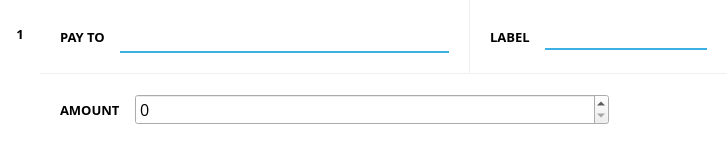
First picture: the form in src/qt/forms/sendcoinsentry.ui, repository aurovine/AudioCoin, before the edit.
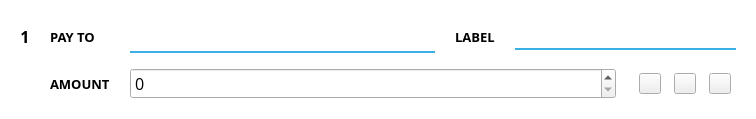
Second picture: the form after the edit. Icons and pictures are not drawn. Custom widgets are drawn as their Qt base class.

Commit message: changes overall button design and fixes minor ui discrepancies

Patch:
```diff
--- a/src/qt/forms/sendcoinsentry.ui
+++ b/src/qt/forms/sendcoinsentry.ui
@@ -6,8 +6,8 @@
    <rect>
     <x>0</x>
     <y>0</y>
-    <width>727</width>
-    <height>136</height>
+    <width>756</width>
+    <height>108</height>
    </rect>
   </property>
   <property name="sizePolicy">
@@ -20,8 +20,8 @@
    <string>Form</string>
   </property>
   <property name="styleSheet">
-   <string notr="true">QLineEdit { border: none; border-bottom: 2px solid #3cb0e5; padding: 3px 5px; background: transparent; }
-QToolButton { border: none; }</string>
+   <string notr="true">#SendCoinsEntry { background-color: white; }
+QLineEdit { border: none; border-bottom: 2px solid #3cb0e5; padding: 3px 5px; background: transparent; }</string>
   </property>
   <property name="frameShape">
    <enum>QFrame::NoFrame</enum>
@@ -32,171 +32,29 @@
   <property name="lineWidth">
    <number>0</number>
   </property>
-  <layout class="QHBoxLayout" name="horizontalLayout_2" stretch="0,1">
-   <property name="spacing">
-    <number>0</number>
-   </property>
+  <layout class="QGridLayout" name="gridLayout" columnstretch="0,0,3,0,1,1">
    <property name="sizeConstraint">
     <enum>QLayout::SetMinimumSize</enum>
    </property>
    <property name="leftMargin">
-    <number>0</number>
+    <number>20</number>
    </property>
    <property name="topMargin">
-    <number>0</number>
+    <number>20</number>
    </property>
    <property name="rightMargin">
-    <number>0</number>
+    <number>20</number>
    </property>
    <property name="bottomMargin">
-    <number>0</number>
-   </property>
-   <item>
-    <widget class="QWidget" name="countWidget" native="true">
-     <property name="styleSheet">
-      <string notr="true">#countWidget { background-color: white; }
-</string>
-     </property>
-     <layout class="QVBoxLayout" name="countWidgetLayout">
-      <property name="spacing">
-       <number>10</number>
-      </property>
-      <property name="leftMargin">
-       <number>10</number>
-      </property>
-      <property name="topMargin">
        <number>20</number>
       </property>
-      <property name="rightMargin">
-       <number>10</number>
-      </property>
-      <property name="bottomMargin">
+   <property name="horizontalSpacing">
        <number>20</number>
       </property>
-      <item>
-       <widget class="QLabel" name="countLabel">
-        <property name="minimumSize">
-         <size>
-          <width>0</width>
-          <height>28</height>
-         </size>
-        </property>
-        <property name="font">
-         <font>
-          <family>Montserrat</family>
-          <pointsize>10</pointsize>
-          <weight>75</weight>
-          <bold>true</bold>
-         </font>
-        </property>
-        <property name="text">
-         <string>1</string>
-        </property>
-        <property name="alignment">
-         <set>Qt::AlignCenter</set>
-        </property>
-        <property name="margin">
-         <number>5</number>
-        </property>
-       </widget>
-      </item>
-      <item>
-       <spacer name="verticalSpacer">
-        <property name="orientation">
-         <enum>Qt::Vertical</enum>
-        </property>
-        <property name="sizeHint" stdset="0">
-         <size>
-          <width>20</width>
-          <height>0</height>
-         </size>
-        </property>
-       </spacer>
-      </item>
-     </layout>
-    </widget>
-   </item>
-   <item>
-    <layout class="QVBoxLayout" name="verticalLayout_2" stretch="0,0">
-     <property name="spacing">
-      <number>1</number>
-     </property>
-     <item>
-      <widget class="QWidget" name="recipientWidget" native="true">
-       <layout class="QHBoxLayout" name="horizontalLayout" stretch="5,3">
-        <property name="spacing">
-         <number>1</number>
-        </property>
-        <property name="leftMargin">
-         <number>0</number>
-        </property>
-        <property name="topMargin">
-         <number>0</number>
-        </property>
-        <property name="rightMargin">
-         <number>0</number>
-        </property>
-        <property name="bottomMargin">
-         <number>0</number>
-        </property>
-        <item>
-         <widget class="QWidget" name="payeeWidget" native="true">
-          <property name="styleSheet">
-           <string notr="true">#payeeWidget { background-color: white; }</string>
-          </property>
-          <layout class="QHBoxLayout" name="horizontalLayout_3" stretch="0,1">
-           <property name="spacing">
+   <property name="verticalSpacing">
             <number>15</number>
            </property>
-           <property name="leftMargin">
-            <number>20</number>
-           </property>
-           <property name="topMargin">
-            <number>20</number>
-           </property>
-           <property name="rightMargin">
-            <number>20</number>
-           </property>
-           <property name="bottomMargin">
-            <number>20</number>
-           </property>
-           <item>
-            <widget class="QLabel" name="payToLabel">
-             <property name="sizePolicy">
-              <sizepolicy hsizetype="Preferred" vsizetype="Preferred">
-               <horstretch>0</horstretch>
-               <verstretch>0</verstretch>
-              </sizepolicy>
-             </property>
-             <property name="minimumSize">
-              <size>
-               <width>0</width>
-               <height>0</height>
-              </size>
-             </property>
-             <property name="maximumSize">
-              <size>
-               <width>16777215</width>
-               <height>16777215</height>
-              </size>
-             </property>
-             <property name="font">
-              <font>
-               <family>Montserrat</family>
-               <pointsize>10</pointsize>
-               <weight>75</weight>
-               <bold>true</bold>
-              </font>
-             </property>
-             <property name="text">
-              <string>PAY TO</string>
-             </property>
-             <property name="alignment">
-              <set>Qt::AlignLeading|Qt::AlignLeft|Qt::AlignVCenter</set>
-             </property>
-            </widget>
-           </item>
-           <item>
+   <item row="0" column="2">
             <widget class="QValidatedLineEdit" name="payTo">
              <property name="baseSize">
               <size>
@@ -218,31 +76,28 @@
              </property>
             </widget>
            </item>
-          </layout>
-         </widget>
-        </item>
-        <item>
-         <widget class="QWidget" name="labelWidget" native="true">
-          <property name="styleSheet">
-           <string notr="true">#labelWidget { background-color: white; }</string>
-          </property>
-          <layout class="QHBoxLayout" name="horizontalLayout_4">
-           <property name="spacing">
-            <number>15</number>
-           </property>
-           <property name="leftMargin">
-            <number>20</number>
-           </property>
-           <property name="topMargin">
-            <number>20</number>
-           </property>
-           <property name="rightMargin">
-            <number>20</number>
-           </property>
-           <property name="bottomMargin">
-            <number>20</number>
-           </property>
-           <item>
+   <item row="0" column="0">
+    <widget class="QLabel" name="countLabel">
+     <property name="font">
+      <font>
+       <family>Montserrat</family>
+       <pointsize>12</pointsize>
+       <weight>75</weight>
+       <bold>true</bold>
+      </font>
+     </property>
+     <property name="text">
+      <string>1</string>
+     </property>
+     <property name="alignment">
+      <set>Qt::AlignCenter</set>
+     </property>
+     <property name="margin">
+      <number>5</number>
+     </property>
+    </widget>
+   </item>
+   <item row="0" column="3">
             <widget class="QLabel" name="label_4">
              <property name="font">
               <font>
@@ -260,47 +115,43 @@
              </property>
             </widget>
            </item>
-           <item>
-            <widget class="QValidatedLineEdit" name="addAsLabel">
+   <item row="0" column="1">
+    <widget class="QLabel" name="payToLabel">
+     <property name="sizePolicy">
+      <sizepolicy hsizetype="Preferred" vsizetype="Preferred">
+       <horstretch>0</horstretch>
+       <verstretch>0</verstretch>
+      </sizepolicy>
+     </property>
+     <property name="minimumSize">
+      <size>
+       <width>0</width>
+       <height>0</height>
+      </size>
+     </property>
+     <property name="maximumSize">
+      <size>
+       <width>16777215</width>
+       <height>16777215</height>
+      </size>
+     </property>
              <property name="font">
               <font>
-               <family>Open Sans</family>
-              </font>
-             </property>
-             <property name="toolTip">
-              <string>Enter a label for this address to add it to your address book</string>
-             </property>
-            </widget>
-           </item>
-          </layout>
-         </widget>
-        </item>
-       </layout>
-      </widget>
-     </item>
-     <item>
-      <widget class="QWidget" name="amountWidget" native="true">
-       <property name="styleSheet">
-        <string notr="true">#amountWidget { background-color: white; }
-</string>
-       </property>
-       <layout class="QHBoxLayout" name="horizontalLayout_5" stretch="0,1,0">
-        <property name="spacing">
-         <number>15</number>
-        </property>
-        <property name="leftMargin">
-         <number>20</number>
-        </property>
-        <property name="topMargin">
-         <number>20</number>
-        </property>
-        <property name="rightMargin">
-         <number>20</number>
-        </property>
-        <property name="bottomMargin">
-         <number>20</number>
-        </property>
-        <item>
+       <family>Montserrat</family>
+       <pointsize>10</pointsize>
+       <weight>75</weight>
+       <bold>true</bold>
+      </font>
+     </property>
+     <property name="text">
+      <string>PAY TO</string>
+     </property>
+     <property name="alignment">
+      <set>Qt::AlignLeading|Qt::AlignLeft|Qt::AlignVCenter</set>
+     </property>
+    </widget>
+   </item>
+   <item row="1" column="1">
          <widget class="QLabel" name="amountLabel">
           <property name="sizePolicy">
            <sizepolicy hsizetype="Preferred" vsizetype="Preferred">
@@ -339,7 +190,138 @@
           </property>
          </widget>
         </item>
+   <item row="0" column="4" colspan="2">
+    <widget class="QValidatedLineEdit" name="addAsLabel">
+     <property name="font">
+      <font>
+       <family>Open Sans</family>
+      </font>
+     </property>
+     <property name="toolTip">
+      <string>Enter a label for this address to add it to your address book</string>
+     </property>
+    </widget>
+   </item>
+   <item row="1" column="5">
+    <widget class="QWidget" name="horizontalWidget" native="true">
+     <property name="enabled">
+      <bool>true</bool>
+     </property>
+     <property name="maximumSize">
+      <size>
+       <width>100</width>
+       <height>16777215</height>
+      </size>
+     </property>
+     <property name="styleSheet">
+      <string notr="true">QToolButton { width: 14px; height: 14px; border-width: 2px; }
+
+QToolButton:pressed { border-top-width: 3px; border-bottom-width: 1px; }</string>
+     </property>
+     <layout class="QHBoxLayout" name="horizontalLayout_6">
+      <property name="spacing">
+       <number>10</number>
+      </property>
+      <property name="leftMargin">
+       <number>0</number>
+      </property>
+      <property name="topMargin">
+       <number>0</number>
+      </property>
+      <property name="rightMargin">
+       <number>0</number>
+      </property>
+      <property name="bottomMargin">
+       <number>0</number>
+      </property>
         <item>
+       <widget class="QToolButton" name="pasteButton">
+        <property name="cursor">
+         <cursorShape>PointingHandCursor</cursorShape>
+        </property>
+        <property name="toolTip">
+         <string>Paste address from clipboard</string>
+        </property>
+        <property name="styleSheet">
+         <string notr="true">QToolTip { border: none; padding: 5px; border-radius: 3px; background-color: #3cb0e5; color: white; }
+
+#pasteButton { border-image: url(:/icons/material/black/paste) 0 stretch stretch; }
+
+#pasteButton:hover { border-image: url(:/icons/material/blue/paste) 0 stretch stretch; }</string>
+        </property>
+        <property name="text">
+         <string/>
+        </property>
+        <property name="iconSize">
+         <size>
+          <width>18</width>
+          <height>18</height>
+         </size>
+        </property>
+        <property name="shortcut">
+         <string>Alt+P</string>
+        </property>
+       </widget>
+      </item>
+      <item>
+       <widget class="QToolButton" name="addressBookButton">
+        <property name="cursor">
+         <cursorShape>PointingHandCursor</cursorShape>
+        </property>
+        <property name="toolTip">
+         <string>Choose address from address book</string>
+        </property>
+        <property name="styleSheet">
+         <string notr="true">QToolTip { border: none; padding: 5px; border-radius: 3px; background-color: #3cb0e5; color: white; }
+
+#addressBookButton { border-image: url(:/icons/material/black/people) 0 stretch stretch; }
+
+#addressBookButton:hover { border-image: url(:/icons/material/blue/people) 0 stretch stretch; }</string>
+        </property>
+        <property name="text">
+         <string/>
+        </property>
+        <property name="iconSize">
+         <size>
+          <width>18</width>
+          <height>18</height>
+         </size>
+        </property>
+        <property name="shortcut">
+         <string>Alt+A</string>
+        </property>
+       </widget>
+      </item>
+      <item>
+       <widget class="QToolButton" name="deleteButton">
+        <property name="cursor">
+         <cursorShape>PointingHandCursor</cursorShape>
+        </property>
+        <property name="toolTip">
+         <string>Remove this recipient</string>
+        </property>
+        <property name="styleSheet">
+         <string notr="true">QToolTip { border: none; padding: 5px; border-radius: 3px; background-color: #3cb0e5; color: white; }
+
+#deleteButton { border-image: url(:/icons/material/black/close) 0 stretch stretch; }
+
+#deleteButton:hover:enabled { border-image: url(:/icons/material/blue/close) 0 stretch stretch; }</string>
+        </property>
+        <property name="text">
+         <string/>
+        </property>
+        <property name="iconSize">
+         <size>
+          <width>18</width>
+          <height>18</height>
+         </size>
+        </property>
+       </widget>
+      </item>
+     </layout>
+    </widget>
+   </item>
+   <item row="1" column="2" colspan="3">
          <widget class="BitcoinAmountField" name="payAmount">
           <property name="font">
            <font>
@@ -432,119 +414,6 @@
           </property>
          </widget>
         </item>
-        <item>
-         <widget class="QWidget" name="horizontalWidget" native="true">
-          <property name="styleSheet">
-           <string notr="true">background-color: white;</string>
-          </property>
-          <layout class="QHBoxLayout" name="horizontalLayout_6">
-           <property name="spacing">
-            <number>10</number>
-           </property>
-           <property name="leftMargin">
-            <number>0</number>
-           </property>
-           <property name="topMargin">
-            <number>0</number>
-           </property>
-           <property name="rightMargin">
-            <number>0</number>
-           </property>
-           <property name="bottomMargin">
-            <number>0</number>
-           </property>
-           <item>
-            <widget class="QToolButton" name="pasteButton">
-             <property name="cursor">
-              <cursorShape>PointingHandCursor</cursorShape>
-             </property>
-             <property name="toolTip">
-              <string>Paste address from clipboard</string>
-             </property>
-             <property name="styleSheet">
-              <string notr="true">QToolTip { border: none; padding: 5px; border-radius: 3px; background-color: #3cb0e5; color: white; }</string>
-             </property>
-             <property name="text">
-              <string/>
-             </property>
-             <property name="icon">
-              <iconset resource="../bitcoin.qrc">
-               <normaloff>:/icons/md/paste</normaloff>:/icons/md/paste</iconset>
-             </property>
-             <property name="iconSize">
-              <size>
-               <width>18</width>
-               <height>18</height>
-              </size>
-             </property>
-             <property name="shortcut">
-              <string>Alt+P</string>
-             </property>
-            </widget>
-           </item>
-           <item>
-            <widget class="QToolButton" name="addressBookButton">
-             <property name="cursor">
-              <cursorShape>PointingHandCursor</cursorShape>
-             </property>
-             <property name="toolTip">
-              <string>Choose address from address book</string>
-             </property>
-             <property name="styleSheet">
-              <string notr="true">QToolTip { border: none; padding: 5px; border-radius: 3px; background-color: #3cb0e5; color: white; }</string>
-             </property>
-             <property name="text">
-              <string/>
-             </property>
-             <property name="icon">
-              <iconset resource="../bitcoin.qrc">
-               <normaloff>:/icons/md/people</normaloff>:/icons/md/people</iconset>
-             </property>
-             <property name="iconSize">
-              <size>
-               <width>18</width>
-               <height>18</height>
-              </size>
-             </property>
-             <property name="shortcut">
-              <string>Alt+A</string>
-             </property>
-            </widget>
-           </item>
-           <item>
-            <widget class="QToolButton" name="deleteButton">
-             <property name="cursor">
-              <cursorShape>PointingHandCursor</cursorShape>
-             </property>
-             <property name="toolTip">
-              <string>Remove this recipient</string>
-             </property>
-             <property name="styleSheet">
-              <string notr="true">QToolTip { border: none; padding: 5px; border-radius: 3px; background-color: #3cb0e5; color: white; }</string>
-             </property>
-             <property name="text">
-              <string/>
-             </property>
-             <property name="icon">
-              <iconset resource="../bitcoin.qrc">
-               <normaloff>:/icons/md/close</normaloff>:/icons/md/close</iconset>
-             </property>
-             <property name="iconSize">
-              <size>
-               <width>18</width>
-               <height>18</height>
-              </size>
-             </property>
-            </widget>
-           </item>
-          </layout>
-         </widget>
-        </item>
-       </layout>
-      </widget>
-     </item>
-    </layout>
-   </item>
   </layout>
  </widget>
  <customwidgets>
```
Left out of the diff: 12 changed lines with no effect on the pictures. Lines whose indentation alone changed are shown as unchanged. The commit also changes 188 other files.
